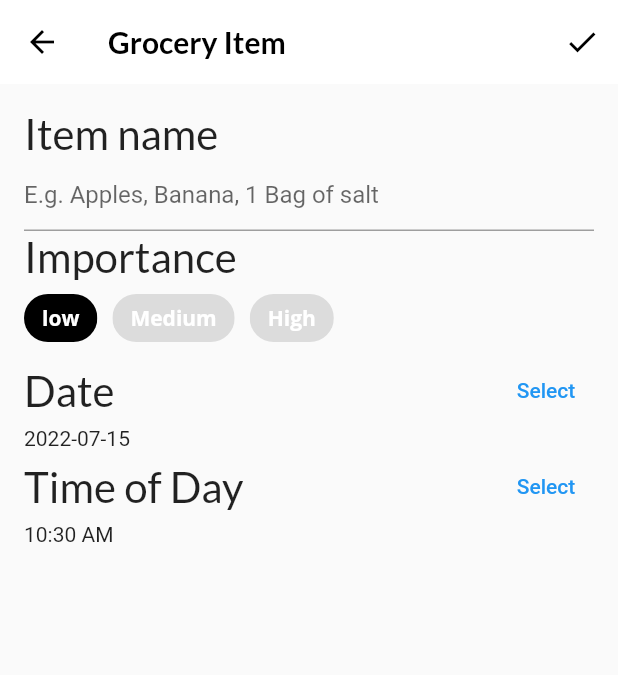
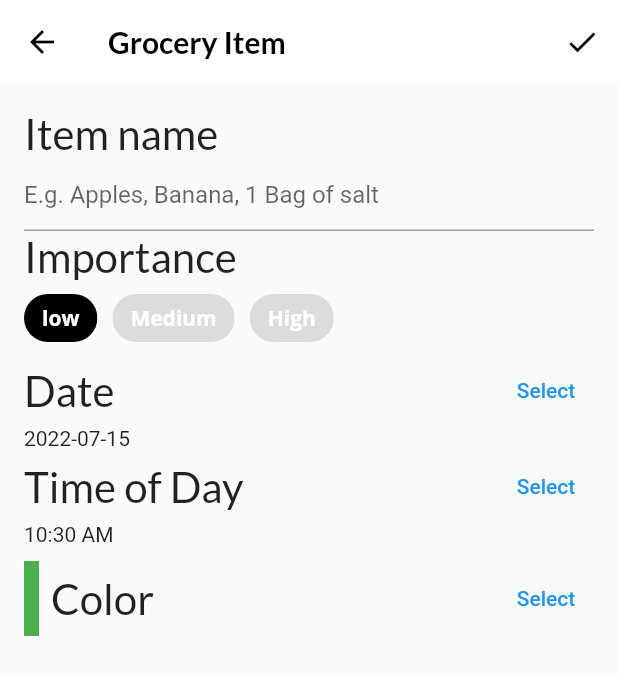
Before and after one commit to mclegacycodes/interactivewidgets, a Flutter app: the screen it shows after launch, item 3 of the bottom bar chosen, after a tap on the "add" icon, on a phone screen of 412 x 824 dp. Shown: the top 675 px of the screen. Run offline on Flutter 3.47's test engine with Material 2 defaults, Android fonts, the phone set to English and light mode, and no system bars; our stand-ins replace flutter_colorpicker, google_fonts.

Commit message:
added color picker

```diff
--- a/lib/screens/grocery_item_screen.dart
+++ b/lib/screens/grocery_item_screen.dart
@@ -96,7 +96,8 @@ class _GroceryItemScreenState extends State<GroceryItemScreen> {
             buildImportanceField(),
             buildDateField(context),
             buildTimeField(context),
-            // TODO 17: Add color picker
+            const SizedBox(height: 10.0),
+            buildColorPicker(context),
             // TODO 18: Add slider
             // TODO: 19: Add Grocery Tile
           ],
@@ -244,6 +245,52 @@ class _GroceryItemScreenState extends State<GroceryItemScreen> {
       ],
     );
   }
-  // TODO: Add buildColorPicker()
+
+  Widget buildColorPicker(BuildContext context) {
+    return Row(
+      mainAxisAlignment: MainAxisAlignment.spaceBetween,
+      children: [
+        Row(
+          children: [
+            Container(
+              height: 50.0,
+              width: 10.0,
+              color: _currentColor,
+            ),
+            const SizedBox(width: 8.0),
+            Text(
+              'Color',
+              style: GoogleFonts.lato(fontSize: 28.0),
+            )
+          ],
+        ),
+        TextButton(
+            onPressed: () {
+              showDialog(
+                  context: context,
+                  builder: (context) {
+                    return AlertDialog(
+                      content: BlockPicker(
+                        pickerColor: Colors.white,
+                        onColorChanged: (color) {
+                          setState(() {
+                            _currentColor = color;
+                          });
+                        },
+                      ),
+                      actions: [
+                        TextButton(
+                            onPressed: () {
+                              Navigator.of(context).pop();
+                            },
+                            child: Text('Save'))
+                      ],
+                    );
+                  });
+            },
+            child: Text('Select'))
+      ],
+    );
+  }
   // TODO: Add buildQuantityField()
 }
```
